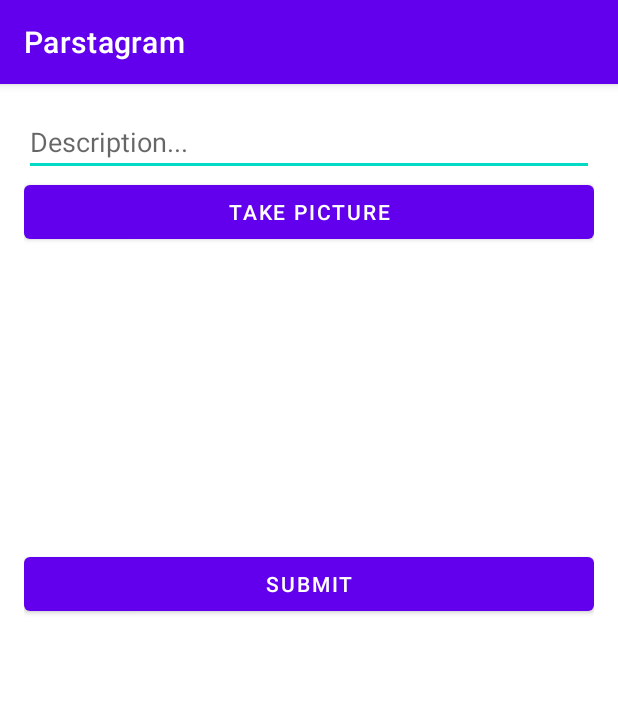
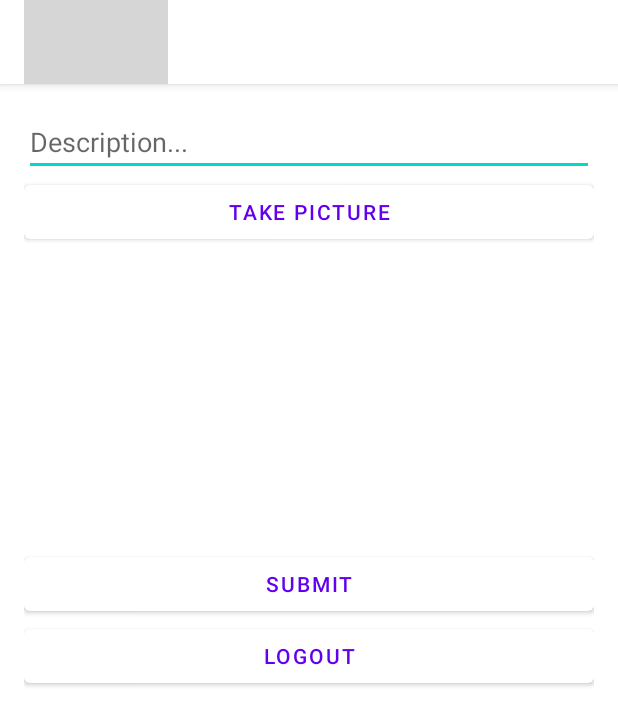
Before and after one commit to kvelazco/Parstagram, an Android app: the MainActivity screen opened directly, with no data from a screen before it, on a phone screen of 412 x 824 dp. Shown: the top 725 px of the screen. Run offline under Robolectric (Android 15) with nearby library versions, the phone set to English and light mode, and no system bars; libraries missing offline, so code that uses them is left out: com.parse; grey boxes are pictures that could not be loaded.

Commit message:
additional changes

```diff
--- a/app/src/main/AndroidManifest.xml
+++ b/app/src/main/AndroidManifest.xml
@@ -17,9 +17,9 @@
     <application
         android:name=".ParseApplication"
         android:allowBackup="true"
-        android:icon="@mipmap/ic_launcher"
+        android:icon="@drawable/icon"
         android:label="@string/app_name"
-        android:roundIcon="@mipmap/ic_launcher_round"
+        android:roundIcon="@drawable/icon"
         android:supportsRtl="true"
         android:theme="@style/Theme.Parstagram">
         <provider
@@ -39,6 +39,8 @@
                 <category android:name="android.intent.category.LAUNCHER" />
             </intent-filter>
         </activity>
+        <activity android:name=".SignupActivity">
+        </activity>
         <activity android:name=".MainActivity">
         </activity>
     </application>
--- a/app/src/main/java/com/example/parstagram/MainActivity.java
+++ b/app/src/main/java/com/example/parstagram/MainActivity.java
@@ -39,15 +39,23 @@ public class MainActivity extends AppCompatActivity {
     private File photoFile;
     public String photoFileName = "photo.jpg";
 
+    private Button btnLogout;
+
     @Override
     protected void onCreate(Bundle savedInstanceState) {
         super.onCreate(savedInstanceState);
         setContentView(R.layout.activity_main);
 
+        getSupportActionBar().setDisplayShowHomeEnabled(true);
+        getSupportActionBar().setLogo(R.drawable.nav_logo_whiteout);
+        getSupportActionBar().setDisplayUseLogoEnabled(true);
+
         etDescription = findViewById(R.id.etDescription);
         btnCaptureImage = findViewById(R.id.btnCaptureImage);
         ivPostImage = findViewById(R.id.ivPostImage);
         btnSubmit = findViewById(R.id.btnSubmit);
+
+        btnLogout = findViewById(R.id.btnLogout);
 
         btnCaptureImage.setOnClickListener(new View.OnClickListener() {
             @Override
@@ -70,8 +78,32 @@ public class MainActivity extends AppCompatActivity {
                 }
                 ParseUser currentUser = ParseUser.getCurrentUser();
                 savePost(description, currentUser, photoFile);
+                Toast.makeText(MainActivity.this, "Post saved successfully!", Toast.LENGTH_SHORT).show();
             }
         });
+
+        btnLogout.setOnClickListener(new View.OnClickListener() {
+            @Override
+            public void onClick(View v) {
+                //ParseUser.logOut();
+                //ParseUser.getCurrentUser().
+                //ParseUser user = ParseUser.getCurrentUser(); // this will now be null
+                ParseUser.logOutInBackground(e -> {
+                    //progressDialog.dismiss();
+                    if (e == null)
+                        //showAlert("So, you're going...", "Ok...Bye-bye then");
+                        Toast.makeText(MainActivity.this, "Logging out...", Toast.LENGTH_SHORT).show();
+                        goLoginActivity();
+                });
+            }
+        });
+
+    }
+
+    private void goLoginActivity() {
+        Intent i = new Intent(this, LoginActivity.class);
+        startActivity(i);
+        finish();
     }
 
     private void launchCamera() {
--- a/app/src/main/res/layout/activity_main.xml
+++ b/app/src/main/res/layout/activity_main.xml
@@ -1,13 +1,12 @@
 <?xml version="1.0" encoding="utf-8"?>
-<LinearLayout
-    xmlns:android="http://schemas.android.com/apk/res/android"
+<LinearLayout xmlns:android="http://schemas.android.com/apk/res/android"
     xmlns:app="http://schemas.android.com/apk/res-auto"
     xmlns:tools="http://schemas.android.com/tools"
     android:layout_width="match_parent"
     android:layout_height="match_parent"
-    tools:context=".MainActivity"
+    android:layout_margin="16dp"
     android:orientation="vertical"
-    android:layout_margin="16dp">
+    tools:context=".MainActivity">
 
     <EditText
         android:id="@+id/etDescription"
@@ -21,7 +20,7 @@
         android:id="@+id/btnCaptureImage"
         android:layout_width="match_parent"
         android:layout_height="wrap_content"
-        android:text="Take Picture"/>
+        android:text="Take Picture" />
 
     <ImageView
         android:id="@+id/ivPostImage"
@@ -33,6 +32,12 @@
         android:id="@+id/btnSubmit"
         android:layout_width="match_parent"
         android:layout_height="wrap_content"
-        android:text="Submit"/>
+        android:text="Submit" />
+
+    <Button
+        android:id="@+id/btnLogout"
+        android:layout_width="match_parent"
+        android:layout_height="wrap_content"
+        android:text="Logout" />
 
 </LinearLayout>
--- a/app/src/main/res/values/themes.xml
+++ b/app/src/main/res/values/themes.xml
@@ -2,15 +2,17 @@
     <!-- Base application theme. -->
     <style name="Theme.Parstagram" parent="Theme.MaterialComponents.DayNight.DarkActionBar">
         <!-- Primary brand color. -->
-        <item name="colorPrimary">@color/purple_500</item>
+        <item name="colorOnPrimary">@color/purple_500</item>
         <item name="colorPrimaryVariant">@color/purple_700</item>
-        <item name="colorOnPrimary">@color/white</item>
+        <item name="colorPrimary">@color/white</item>
         <!-- Secondary brand color. -->
         <item name="colorSecondary">@color/teal_200</item>
         <item name="colorSecondaryVariant">@color/teal_700</item>
         <item name="colorOnSecondary">@color/black</item>
         <!-- Status bar color. -->
-        <item name="android:statusBarColor" tools:targetApi="l">?attr/colorPrimaryVariant</item>
-        <!-- Customize your theme here. -->
+
     </style>
+
+
+
 </resources>
```
Also changed, not shown: app/src/main/java/com/example/parstagram/LoginActivity.java (+26 -0 lines), app/src/main/res/layout/activity_login.xml (+7 -0 lines).
